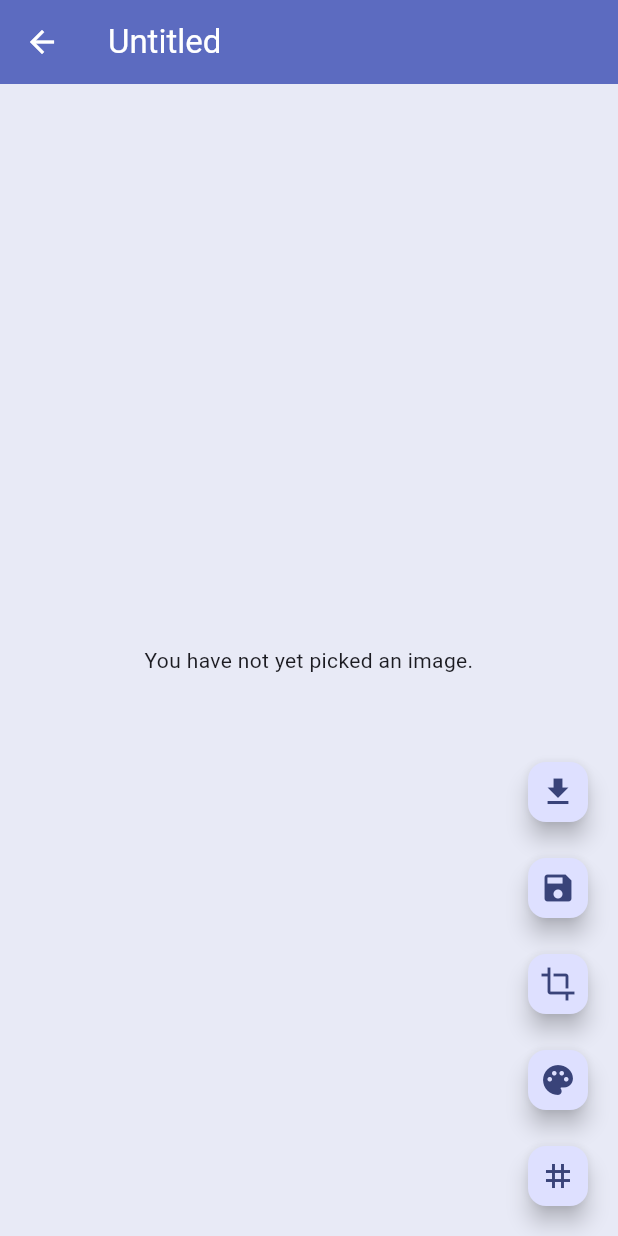
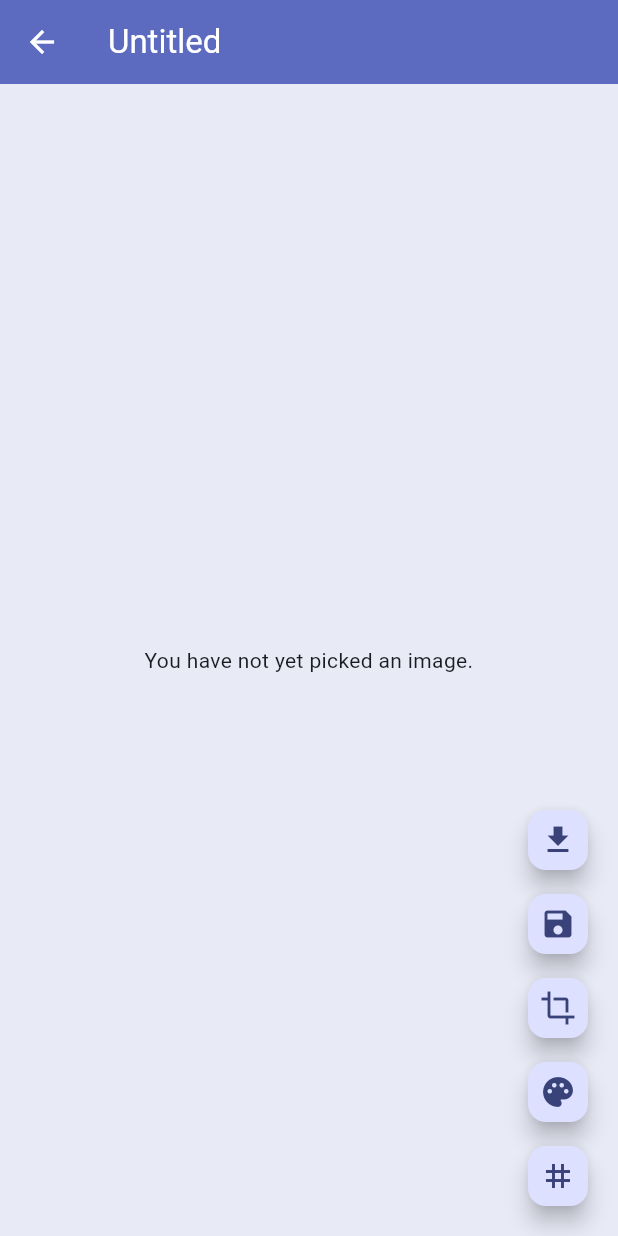
Before and after one commit to awesomeosep/refrigerator, a Flutter app: the EditPage screen opened by its route, on a phone screen of 412 x 824 dp. Run offline on Flutter 3.47's test engine with Material 3 defaults, Android fonts, the phone set to English and light mode, and no system bars; our stand-ins replace flutter_colorpicker, image_picker, screenshot; missing offline and left inert: crop_image.

Commit message:
Edit page fab margin decrease

```diff
--- a/lib/edit.dart
+++ b/lib/edit.dart
@@ -222,7 +222,7 @@ class _EditPageState extends State<EditPage> {
               tooltip: 'Export image with edits',
               child: const Icon(Icons.download),
             ),
-            const SizedBox(height: 16),
+            const SizedBox(height: 8),
             FloatingActionButton.small(
               onPressed: () {
                 showSavingPopup(context, selectedFileName, (saveACopy, fileName) async {
@@ -277,7 +277,7 @@ class _EditPageState extends State<EditPage> {
               tooltip: 'Save image & edits',
               child: const Icon(Icons.save),
             ),
-            const SizedBox(height: 16),
+            const SizedBox(height: 8),
             FloatingActionButton.small(
               onPressed: () async {
                 Uint8List imageData = (await getImageData())!;
@@ -309,7 +309,7 @@ class _EditPageState extends State<EditPage> {
               tooltip: 'Crop image',
               child: const Icon(Icons.crop),
             ),
-            const SizedBox(height: 16),
+            const SizedBox(height: 8),
             FloatingActionButton.small(
               onPressed: () {
                 showImageFiltersPopup(context, selectedFilter, (filter) {
@@ -321,7 +321,7 @@ class _EditPageState extends State<EditPage> {
               tooltip: 'Apply color filters',
               child: const Icon(Icons.palette),
             ),
-            const SizedBox(height: 16),
+            const SizedBox(height: 8),
             FloatingActionButton.small(
               onPressed: () {
                 showGridLinesPopup(
```
